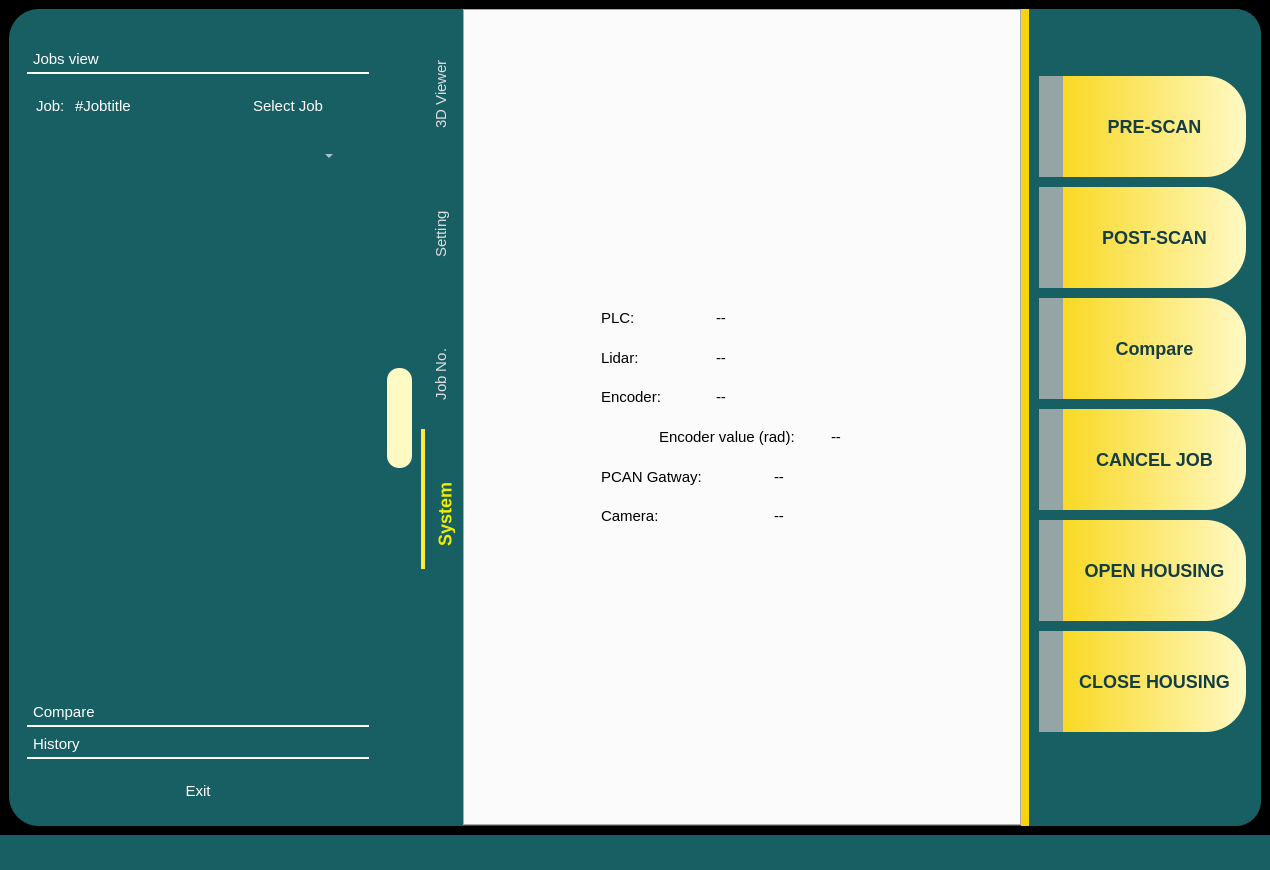
Above: qt5_ui/intelijet.ui from jacondv/intelijet_v2 before the change. Below: the same form after it.
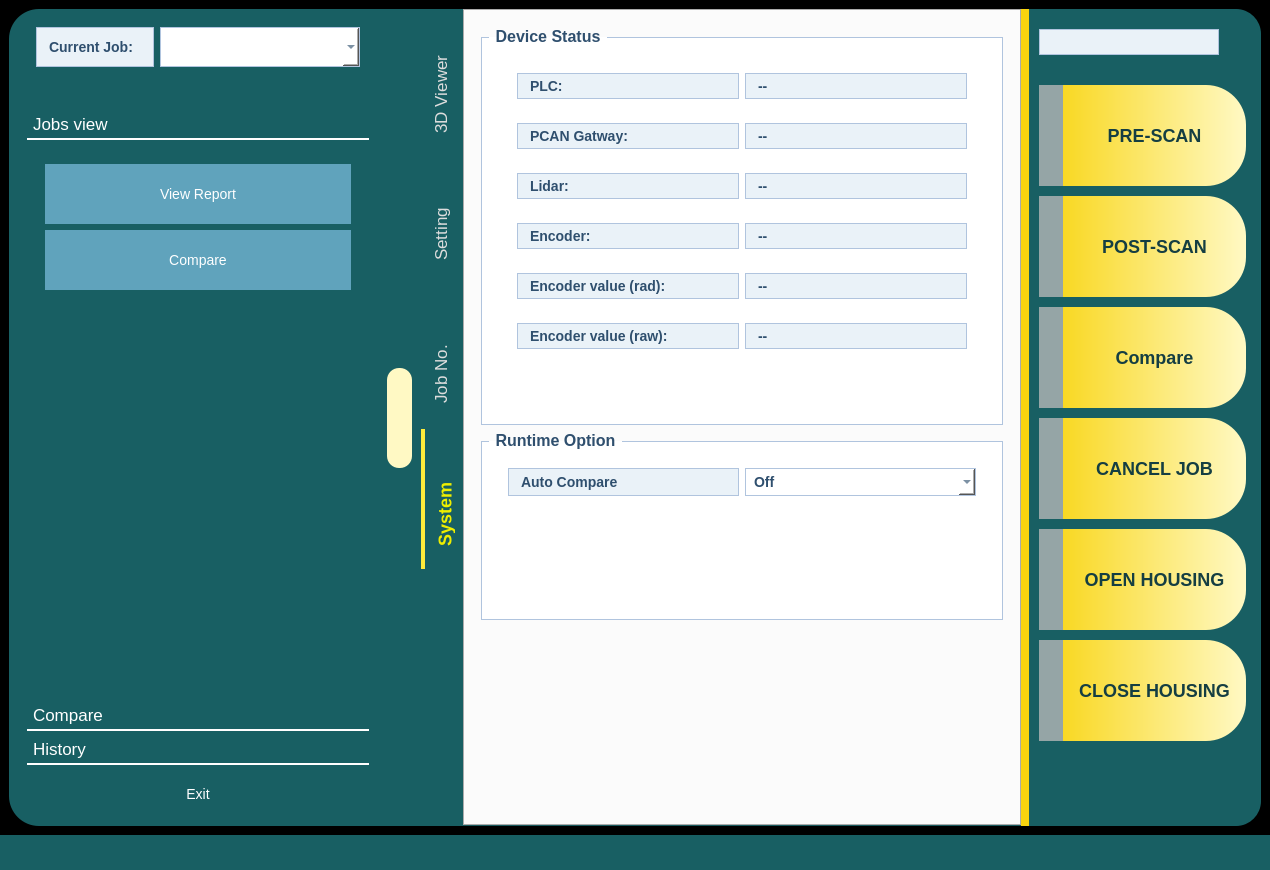
That is the form after the change. The open tabs and pages were chosen to show the change. Icons and pictures are not drawn.

```diff
--- a/qt5_ui/intelijet.ui
+++ b/qt5_ui/intelijet.ui
@@ -16,33 +16,92 @@
   <property name="styleSheet">
    <string notr="true">
 /* ==================== PUSHBUTTON ==================== */
+
 QPushButton {
-    border-radius: 6px;
-    padding: 8px 16px;
-    font-size: 15px;
-    font-weight: bold;
+    background-color: #5C87C9;     /* xanh sáng hơn */
+    color: white;
+    border: 0px solid #3c6382;
+    padding: 6px 10px;
+    font-size: 14px;
 }
+
 QPushButton:hover {
     background-color: #1976D2;
 }
+
 QPushButton:pressed {
     background-color: #0D47A1;
 }
 
 
 /* --- Text editor (QLineEdit &amp; QTextEdit) --- */
+/* Text box chung */
 QLineEdit, QTextEdit {
-    border: 1px solid #BDBDBD;
-    border-radius: 4px;
-    padding: 6px;
+    background-color: #FFFFFF;        /* nền trắng */
+    color: #2F4F6E;                  /* chữ xanh đậm */
+    border: 1px solid #B0C4DE;       /* viền nhẹ */
+    padding: 4px 8px;                /* khoảng cách chữ và viền */
     font-size: 14px;
-    background: #FAFAFA;
+    font-weight: bold;
 }
+
+/* Khi focus */
 QLineEdit:focus, QTextEdit:focus {
     border: 1px solid #2196F3;
     background: #FFFFFF;
 }
 
+/* Khi hover (chuột vào) */
+QLineEdit:hover, QTextEdit:hover {
+    border: 1px solid #74A9D8;       /* viền hover nhẹ */
+}
+
+
+QComboBox {
+    background-color: #FFFFFF;       /* nền sáng */
+    color: #2F4F6E;                 /* chữ xanh đậm */
+    border: 1px solid #B0C4DE;      /* viền nhẹ */
+    padding: 4px 8px;
+    font-size: 14px;
+    font-weight: bold;
+    selection-background-color: #D0E4F5; /* khi chọn item */
+}
+
+/* Drop-down list */
+QComboBox QAbstractItemView {
+    background-color: #FFFFFF;
+    color: #2F4F6E;
+    border: 1px solid #B0C4DE;
+    selection-background-color: #D0E4F5;
+}
+
+/* Hover khi trỏ vào QComboBox */
+QComboBox:hover {
+    border: 1px solid #5C87C9;
+}
+
+/* Khi mở drop-down */
+QComboBox:focus {
+    border: 1px solid #5C87C9;
+}
+QGroupBox {
+    border: 1px solid #B0C4DE;   /* viền nhẹ */
+    background-color: #FFFFFF;    /* nền trắng */
+    margin-top: 10px;
+    padding: 8px;
+    font-weight: bold;
+    font-size: 16px;
+}
+
+QGroupBox::title {
+    subcontrol-origin: margin;
+    left: 8px;                   /* khoảng cách từ viền trái */
+    padding: 0 4px;
+    color: #2F4F6E;              /* chữ xanh đậm */
+}
+
+
+
 /* ==================== SCROLLBAR ==================== */
 QScrollBar:vertical {
     width: 12px;
@@ -64,7 +123,7 @@
 
 *{
 border: none;
-font-size: 15px;
+font-size: 17px;
 }
 #statusbar {
     background-color: #185F63;
@@ -128,6 +187,15 @@
     color: #dcdcdc;
 }
 
+QLabel {
+    background-color: #EAF2F8;   /* nền nhạt */
+    color: #2F4F6E;              /* chữ xanh công nghiệp */
+    border: 1px solid #B0C4DE;   /* viền nhẹ */
+    padding: 4px 8px;
+    font-size: 14px;
+    font-weight: bold;
+}
+
 #toolBox{
 	padding-top:30px;
 	color:white;
@@ -242,8 +310,100 @@
           </font>
          </property>
          <layout class="QVBoxLayout" name="verticalLayout">
+          <item>
+           <widget class="QWidget" name="widget_3" native="true">
+            <layout class="QHBoxLayout" name="horizontalLayout_4">
+             <item>
+              <widget class="QLabel" name="lblCurrentJob">
+               <property name="text">
+                <string>Current Job:</string>
+               </property>
+              </widget>
+             </item>
+             <item>
+              <widget class="QComboBox" name="cbbJobSelect">
+               <property name="minimumSize">
+                <size>
+                 <width>200</width>
+                 <height>40</height>
+                </size>
+               </property>
+               <property name="styleSheet">
+                <string notr="true">/* Toàn bộ ComboBox */
+QComboBox {
+    background-color: #FFFFFF;       /* nền trắng */
+    color: #2F4F6E;                  /* chữ xanh đậm */
+    border: 1px solid #B0C4DE;       /* viền nhẹ */
+    font-size: 14px;
+    font-weight: bold;
+    padding: 4px 8px;
+}
+
+/* Khi hover trên ComboBox */
+QComboBox:hover {
+    border: 1px solid #74A9D8;
+}
+
+/* Khi focus ComboBox */
+QComboBox:focus {
+    border: 1px solid #5C87C9;
+    background-color: #F9FBFF;
+}
+
+/* Drop-down list (Item view) */
+QComboBox QAbstractItemView {
+    background-color: #FFFFFF;
+    color: #2F4F6E;
+    border: 1px solid #B0C4DE;
+    selection-background-color: #D0E4F5;
+    font-size: 14px;
+    font-weight: bold;
+}
+
+/* Tăng chiều cao item */
+QComboBox QAbstractItemView::item {
+    height: 30px;                     /* chiều cao item */
+    padding: 6px 10px;
+}
+
+/* Khi hover item */
+QComboBox QAbstractItemView::item:hover {
+    background-color: #E4F0FA;
+}
+
+/* Khi chọn item */
+QComboBox QAbstractItemView::item:selected {
+    background-color: #D0E4F5;
+    color: #2F4F6E;
+}
+</string>
+               </property>
+               <property name="editable">
+                <bool>false</bool>
+               </property>
+              </widget>
+             </item>
+            </layout>
+           </widget>
+          </item>
           <item>
            <widget class="QToolBox" name="toolBox">
+            <property name="styleSheet">
+             <string notr="true">QComboBox::drop-down {
+    width: 40px;               /* rộng hơn để mũi tên lớn hơn */
+}
+
+QComboBox::down-arrow {
+    width: 18px;               /* mũi tên lớn */
+    height: 18px;
+}
+
+QComboBox QAbstractItemView {
+    background-color: rgb(60, 60, 60);  /* màu nền dropdown */
+    selection-background-color: rgb(100, 100, 100);
+}
+</string>
+            </property>
             <property name="tabSpacing">
              <number>6</number>
             </property>
@@ -253,7 +413,7 @@
                <x>0</x>
                <y>0</y>
                <width>342</width>
-               <height>601</height>
+               <height>532</height>
               </rect>
              </property>
              <attribute name="icon">
@@ -263,78 +423,77 @@
              <attribute name="label">
               <string>Jobs view</string>
              </attribute>
-             <layout class="QVBoxLayout" name="verticalLayout_2">
-              <property name="spacing">
-               <number>4</number>
-              </property>
-              <property name="leftMargin">
-               <number>0</number>
-              </property>
-              <property name="topMargin">
-               <number>0</number>
-              </property>
-              <property name="rightMargin">
-               <number>20</number>
-              </property>
-              <property name="bottomMargin">
-               <number>0</number>
-              </property>
+             <layout class="QVBoxLayout" name="verticalLayout_6">
               <item>
-               <widget class="QWidget" name="widget_3" native="true">
-                <layout class="QHBoxLayout" name="horizontalLayout_4" stretch="0,3,2">
+               <widget class="QWidget" name="widget_4" native="true">
+                <layout class="QVBoxLayout" name="verticalLayout_12">
                  <item>
-                  <widget class="QLabel" name="lblCurrentJob_title">
-                   <property name="text">
-                    <string>Job: </string>
+                  <widget class="QPushButton" name="btnViewReport">
+                   <property name="minimumSize">
+                    <size>
+                     <width>120</width>
+                     <height>60</height>
+                    </size>
                    </property>
-                  </widget>
-                 </item>
-                 <item>
-                  <widget class="QLabel" name="lblCurrentJob">
+                   <property name="styleSheet">
+                    <string notr="true">QPushButton {
+    background-color: #60a3bc;     /* xanh sáng hơn */
+    color: white;
+    border: 1px solid #60a3bc;
+    padding: 6px 10px;
+    font-size: 14px;
+}
+
+QPushButton:hover {
+    background-color: #74b5cd;     /* #60a3bc + sáng */
+    border: 1px solid #74b5cd;
+}
+
+QPushButton:pressed {
+    background-color: #4d8ea3;     /* #60a3bc - đậm */
+    border: 1px solid #4d8ea3;
+}</string>
+                   </property>
                    <property name="text">
-                    <string>#Jobtitle</string>
+                    <string>View Report</string>
                    </property>
                   </widget>
                  </item>
                  <item>
-                  <widget class="QPushButton" name="btnSelectJob">
+                  <widget class="QPushButton" name="btnCompare2">
+                   <property name="minimumSize">
+                    <size>
+                     <width>120</width>
+                     <height>60</height>
+                    </size>
+                   </property>
+                   <property name="styleSheet">
+                    <string notr="true">QPushButton {
+    background-color: #60a3bc;     /* xanh sáng hơn */
+    color: white;
+    border: 1px solid #60a3bc;
+    padding: 6px 10px;
+    font-size: 14px;
+}
+
+QPushButton:hover {
+    background-color: #74b5cd;     /* #60a3bc + sáng */
+    border: 1px solid #74b5cd;
+}
+
+QPushButton:pressed {
+    background-color: #4d8ea3;     /* #60a3bc - đậm */
+    border: 1px solid #4d8ea3;
+}</string>
+                   </property>
                    <property name="text">
-                    <string>Select Job</string>
+                    <string>Compare</string>
                    </property>
                   </widget>
                  </item>
                 </layout>
                </widget>
               </item>
-              <item>
-               <widget class="QComboBox" name="cbbJobSelect">
-                <property name="minimumSize">
-                 <size>
-                  <width>0</width>
-                  <height>40</height>
-                 </size>
-                </property>
-                <property name="styleSheet">
-                 <string notr="true">QComboBox::drop-down {
-    width: 40px;               /* rộng hơn để mũi tên lớn hơn */
-}
-
-QComboBox::down-arrow {
-    width: 18px;               /* mũi tên lớn */
-    height: 18px;
-}
-
-QComboBox QAbstractItemView {
-    background-color: rgb(60, 60, 60);  /* màu nền dropdown */
-    selection-background-color: rgb(100, 100, 100);
-}
-</string>
-                </property>
-                <property name="editable">
-                 <bool>false</bool>
-                </property>
-               </widget>
-              </item>
               <item>
                <spacer name="verticalSpacer">
                 <property name="orientation">
@@ -375,20 +534,6 @@
                <item>
                 <widget class="QWidget" name="widget_5" native="true">
                  <layout class="QVBoxLayout" name="verticalLayout_8">
-                  <item>
-                   <widget class="QPushButton" name="btnViewReport">
-                    <property name="text">
-                     <string>View Report</string>
-                    </property>
-                   </widget>
-                  </item>
-                  <item>
-                   <widget class="QPushButton" name="btnCompare2">
-                    <property name="text">
-                     <string>Compare</string>
-                    </property>
-                   </widget>
-                  </item>
                   <item>
                    <spacer name="verticalSpacer_4">
                     <property name="orientation">
@@ -602,102 +747,241 @@
           <layout class="QVBoxLayout" name="verticalLayout_5">
            <item>
             <widget class="QWidget" name="widget" native="true">
-             <layout class="QGridLayout" name="gridLayout_4">
-              <item row="0" column="0">
-               <widget class="QWidget" name="widget_2" native="true">
-                <property name="maximumSize">
+             <layout class="QVBoxLayout" name="verticalLayout_2">
+              <item>
+               <widget class="QGroupBox" name="groupBox">
+                <property name="title">
+                 <string>Device Status</string>
+                </property>
+                <layout class="QVBoxLayout" name="verticalLayout_10">
+                 <item>
+                  <widget class="QWidget" name="widget_2" native="true">
+                   <property name="maximumSize">
+                    <size>
+                     <width>500</width>
+                     <height>500</height>
+                    </size>
+                   </property>
+                   <layout class="QVBoxLayout" name="verticalLayout_11">
+                    <item>
+                     <widget class="QWidget" name="widget_7" native="true">
+                      <layout class="QHBoxLayout" name="horizontalLayout_5">
+                       <item>
+                        <widget class="QLabel" name="label_7">
+                         <property name="text">
+                          <string>PLC:</string>
+                         </property>
+                        </widget>
+                       </item>
+                       <item>
+                        <widget class="QLabel" name="lblPLCStatus">
+                         <property name="text">
+                          <string>--</string>
+                         </property>
+                        </widget>
+                       </item>
+                      </layout>
+                     </widget>
+                    </item>
+                    <item>
+                     <widget class="QWidget" name="widget_12" native="true">
+                      <layout class="QHBoxLayout" name="horizontalLayout_10">
+                       <item>
+                        <widget class="QLabel" name="label_5">
+                         <property name="text">
+                          <string>PCAN Gatway:</string>
+                         </property>
+                        </widget>
+                       </item>
+                       <item>
+                        <widget class="QLabel" name="lblPCANStatus">
+                         <property name="text">
+                          <string>--</string>
+                         </property>
+                        </widget>
+                       </item>
+                      </layout>
+                     </widget>
+                    </item>
+                    <item>
+                     <widget class="QWidget" name="widget_8" native="true">
+                      <layout class="QHBoxLayout" name="horizontalLayout_6">
+                       <item>
+                        <widget class="QLabel" name="label_2">
+                         <property name="text">
+                          <string>Lidar:</string>
+                         </property>
+                        </widget>
+                       </item>
+                       <item>
+                        <widget class="QLabel" name="lblLidarStatus">
+                         <property name="text">
+                          <string>--</string>
+                         </property>
+                        </widget>
+                       </item>
+                      </layout>
+                     </widget>
+                    </item>
+                    <item>
+                     <widget class="QWidget" name="widget_9" native="true">
+                      <layout class="QHBoxLayout" name="horizontalLayout_7">
+                       <item>
+                        <widget class="QLabel" name="label_3">
+                         <property name="text">
+                          <string>Encoder:</string>
+                         </property>
+                        </widget>
+                       </item>
+                       <item>
+                        <widget class="QLabel" name="lblEncoderStatus">
+                         <property name="text">
+                          <string>--</string>
+                         </property>
+                        </widget>
+                       </item>
+                      </layout>
+                     </widget>
+                    </item>
+                    <item>
+                     <widget class="QWidget" name="widget_10" native="true">
+                      <layout class="QHBoxLayout" name="horizontalLayout_8">
+                       <item>
+                        <widget class="QLabel" name="label">
+                         <property name="text">
+                          <string>Encoder value (rad):</string>
+                         </property>
+                        </widget>
+                       </item>
+                       <item>
+                        <widget class="QLabel" name="lblEncoder">
+                         <property name="text">
+                          <string>--</string>
+                         </property>
+                        </widget>
+                       </item>
+                      </layout>
+                     </widget>
+                    </item>
+                    <item>
+                     <widget class="QWidget" name="widget_11" native="true">
+                      <layout class="QHBoxLayout" name="horizontalLayout_9">
+                       <item>
+                        <widget class="QLabel" name="label_4">
+                         <property name="text">
+                          <string>Encoder value (raw):</string>
+                         </property>
+                        </widget>
+                       </item>
+                       <item>
+                        <widget class="QLabel" name="lblEncoderRawValue">
+                         <property name="text">
+                          <string>--</string>
+                         </property>
+                        </widget>
+                       </item>
+                      </layout>
+                     </widget>
+                    </item>
+                    <item>
+                     <spacer name="verticalSpacer_9">
+                      <property name="orientation">
+                       <enum>Qt::Vertical</enum>
+                      </property>
+                      <property name="sizeHint" stdset="0">
+                       <size>
+                        <width>20</width>
+                        <height>40</height>
+                       </size>
+                      </property>
+                     </spacer>
+                    </item>
+                   </layout>
+                  </widget>
+                 </item>
+                </layout>
+               </widget>
+              </item>
+              <item>
+               <widget class="QGroupBox" name="groupBox_2">
+                <property name="title">
+                 <string>Runtime Option</string>
+                </property>
+                <layout class="QVBoxLayout" name="verticalLayout_13">
+                 <item>
+                  <widget class="QWidget" name="widget_13" native="true">
+                   <layout class="QHBoxLayout" name="horizontalLayout_12">
+                    <item>
+                     <widget class="QLabel" name="label_6">
+                      <property name="text">
+                       <string>Auto Compare</string>
+                      </property>
+                     </widget>
+                    </item>
+                    <item>
+                     <widget class="QComboBox" name="cbbAutoCompare">
+                      <property name="currentIndex">
+                       <number>1</number>
+                      </property>
+                      <property name="maxVisibleItems">
+                       <number>2</number>
+                      </property>
+                      <item>
+                       <property name="text">
+                        <string>On</string>
+                       </property>
+                      </item>
+                      <item>
+                       <property name="text">
+                        <string>Off</string>
+                       </property>
+                      </item>
+                     </widget>
+                    </item>
+                   </layout>
+                  </widget>
+                 </item>
+                 <item>
+                  <spacer name="verticalSpacer_10">
+                   <property name="orientation">
+                    <enum>Qt::Vertical</enum>
+                   </property>
+                   <property name="sizeHint" stdset="0">
+                    <size>
+                     <width>20</width>
+                     <height>40</height>
+                    </size>
+                   </property>
+                  </spacer>
+                 </item>
+                 <item>
+                  <spacer name="verticalSpacer_6">
+                   <property name="orientation">
+                    <enum>Qt::Vertical</enum>
+                   </property>
+                   <property name="sizeHint" stdset="0">
+                    <size>
+                     <width>20</width>
+                     <height>40</height>
+                    </size>
+                   </property>
+                  </spacer>
+                 </item>
+                </layout>
+               </widget>
+              </item>
+              <item>
+               <spacer name="verticalSpacer_11">
+                <property name="orientation">
+                 <enum>Qt::Vertical</enum>
+                </property>
+                <property name="sizeHint" stdset="0">
                  <size>
-                  <width>300</width>
-                  <height>250</height>
+                  <width>20</width>
+                  <height>40</height>
                  </size>
                 </property>
-                <layout class="QGridLayout" name="gridLayout_3">
-                 <item row="3" column="1" colspan="3">
-                  <widget class="QLabel" name="label">
-                   <property name="text">
-                    <string>Encoder value (rad):</string>
-                   </property>
-                  </widget>
-                 </item>
-                 <item row="1" column="0">
-                  <widget class="QLabel" name="label_2">
-                   <property name="text">
-                    <string>Lidar:</string>
-                   </property>
-                  </widget>
-                 </item>
-                 <item row="2" column="0" colspan="2">
-                  <widget class="QLabel" name="label_3">
-                   <property name="text">
-                    <string>Encoder:</string>
-                   </property>
-                  </widget>
-                 </item>
-                 <item row="3" column="4">
-                  <widget class="QLabel" name="lblEncoder">
-                   <property name="text">
-                    <string>--</string>
-                   </property>
-                  </widget>
-                 </item>
-                 <item row="4" column="3">
-                  <widget class="QLabel" name="lblPCANStatus">
-                   <property name="text">
-                    <string>--</string>
-                   </property>
-                  </widget>
-                 </item>
-                 <item row="5" column="0" colspan="2">
-                  <widget class="QLabel" name="label_6">
-                   <property name="text">
-                    <string>Camera:</string>
-                   </property>
-                  </widget>
-                 </item>
-                 <item row="4" column="0" colspan="3">
-                  <widget class="QLabel" name="label_5">
-                   <property name="text">
-                    <string>PCAN Gatway:</string>
-                   </property>
-                  </widget>
-                 </item>
-                 <item row="0" column="2" colspan="2">
-                  <widget class="QLabel" name="lblPLCStatus">
-                   <property name="text">
-                    <string>--</string>
-                   </property>
-                  </widget>
-                 </item>
-                 <item row="5" column="3">
-                  <widget class="QLabel" name="lblCameraStatus">
-                   <property name="text">
-                    <string>--</string>
-                   </property>
-                  </widget>
-                 </item>
-                 <item row="1" column="2" colspan="2">
-                  <widget class="QLabel" name="lblLidarStatus">
-                   <property name="text">
-                    <string>--</string>
-                   </property>
-                  </widget>
-                 </item>
-                 <item row="0" column="0">
-                  <widget class="QLabel" name="label_7">
-                   <property name="text">
-                    <string>PLC:</string>
-                   </property>
-                  </widget>
-                 </item>
-                 <item row="2" column="2" colspan="2">
-                  <widget class="QLabel" name="lblEncoderStatus">
-                   <property name="text">
-                    <string>--</string>
-                   </property>
-                  </widget>
-                 </item>
-                </layout>
-               </widget>
+               </spacer>
               </item>
              </layout>
             </widget>
```
Left out of the diff: 19 changed lines with no effect on the pictures.
